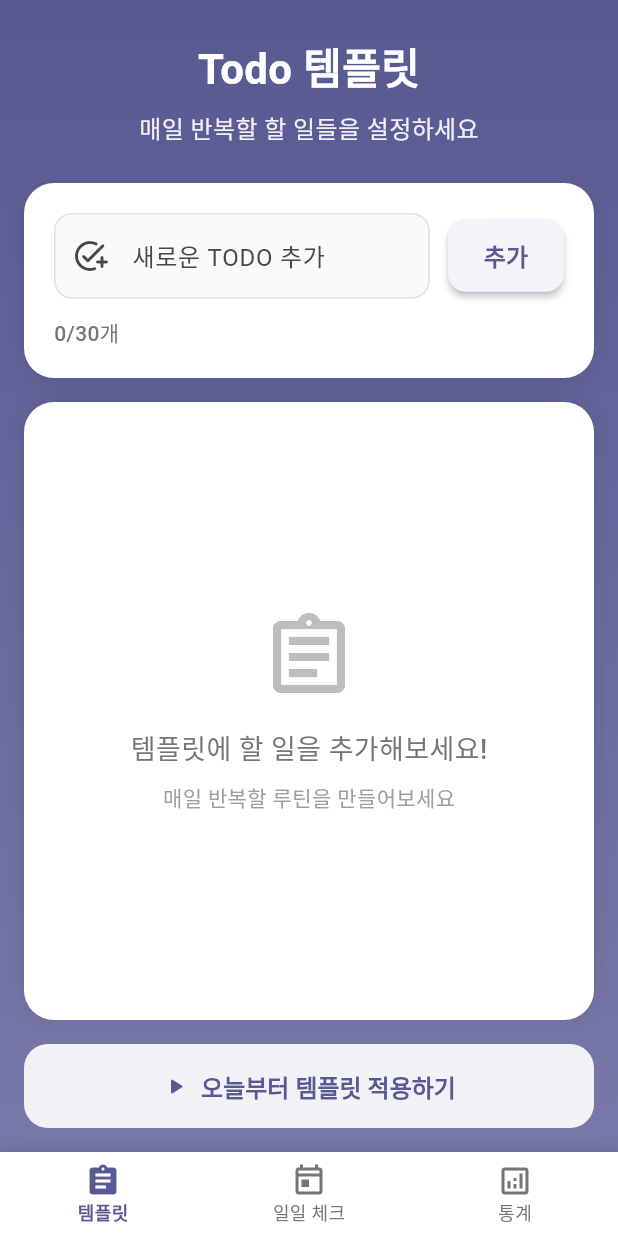
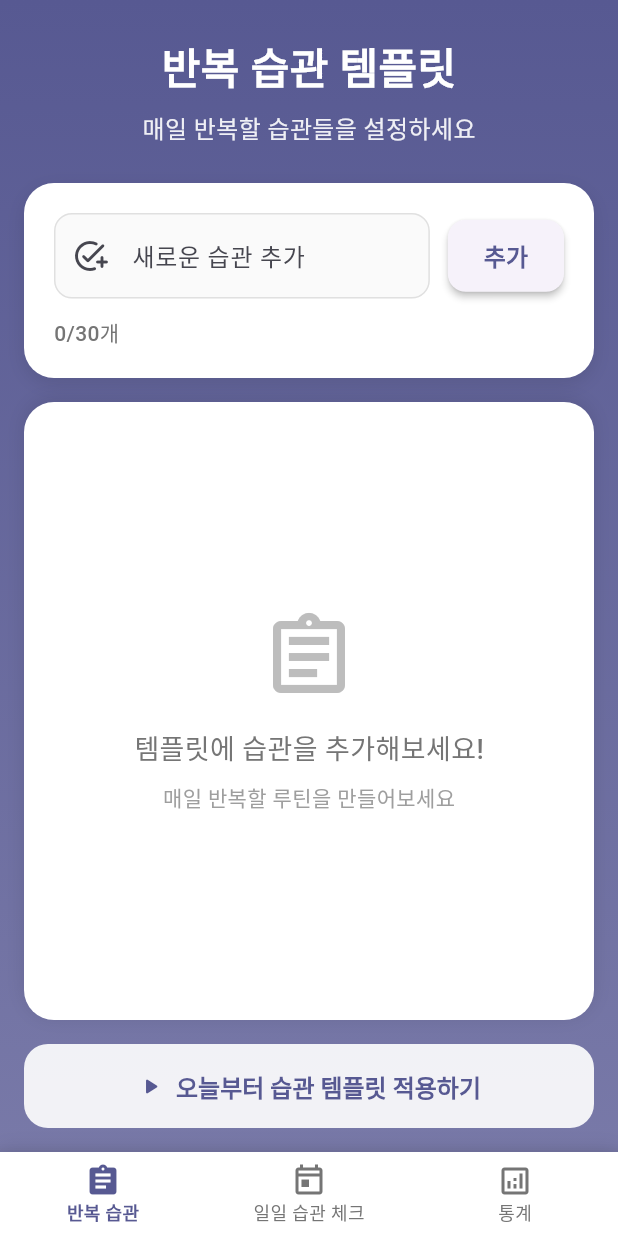
Before and after one commit to wjb127/todo-planner-app, a Flutter app: the screen it shows after launch, on a phone screen of 412 x 824 dp. Run offline on Flutter 3.47's test engine with Material 3 defaults, Android fonts, the phone set to English and light mode, and no system bars; our stand-ins replace fl_chart, google_mobile_ads, in_app_purchase, shared_preferences; missing offline and left inert: in_app_purchase_android, in_app_purchase_storekit; statements that could not run were skipped.

Commit message:
feat: 앱 이름을 습관메이커로 변경 및 모든 UI 텍스트를 습관 중심으로 개선 - Todo에서 습관 관리 앱으로 완전 리브랜딩

```diff
--- a/todo_planner/lib/main.dart
+++ b/todo_planner/lib/main.dart
@@ -22,7 +22,7 @@ class TodoPlannerApp extends StatelessWidget {
   @override
   Widget build(BuildContext context) {
     return MaterialApp(
-      title: 'Todo Planner',
+      title: '습관메이커',
       theme: ThemeData(
         useMaterial3: true,
         colorScheme: ColorScheme.fromSeed(
@@ -188,12 +188,12 @@ class _MainScreenState extends State<MainScreen> with WidgetsBindingObserver {
             BottomNavigationBarItem(
               icon: Icon(Icons.assignment_outlined),
               activeIcon: Icon(Icons.assignment),
-              label: '템플릿',
+              label: '반복 습관',
             ),
             BottomNavigationBarItem(
               icon: Icon(Icons.today_outlined),
               activeIcon: Icon(Icons.today),
-              label: '일일 체크',
+              label: '일일 습관 체크',
             ),
             BottomNavigationBarItem(
               icon: Icon(Icons.analytics_outlined),
--- a/todo_planner/lib/screens/daily_screen.dart
+++ b/todo_planner/lib/screens/daily_screen.dart
@@ -145,7 +145,7 @@ class _DailyScreenState extends State<DailyScreen> {
                 child: Column(
                   children: [
                     const Text(
-                      '일일 체크',
+                      '일일 습관 체크',
                       style: TextStyle(
                         fontSize: 28,
                         fontWeight: FontWeight.bold,
@@ -154,7 +154,7 @@ class _DailyScreenState extends State<DailyScreen> {
                     ),
                     const SizedBox(height: 8),
                     Text(
-                      '오늘의 할 일을 확인하고 체크하세요',
+                      '오늘의 습관을 확인하고 체크하세요',
                       style: TextStyle(
                         fontSize: 16,
                         color: Colors.white.withOpacity(0.9),
--- a/todo_planner/lib/screens/statistics_screen.dart
+++ b/todo_planner/lib/screens/statistics_screen.dart
@@ -198,7 +198,7 @@ class _StatisticsScreenState extends State<StatisticsScreen> {
                       ),
                       const SizedBox(height: 8),
                       Text(
-                        '할 일 완료율과 진행 상황을 확인하세요',
+                        '습관 완료율과 진행 상황을 확인하세요',
                         style: TextStyle(
                           fontSize: 16,
                           color: Colors.white.withOpacity(0.9),
@@ -274,7 +274,7 @@ class _StatisticsScreenState extends State<StatisticsScreen> {
                           ),
                           const SizedBox(height: 8),
                           Text(
-                            '할 일 완료율과 진행 상황을 확인하세요',
+                            '습관 완료율과 진행 상황을 확인하세요',
                             style: TextStyle(
                               fontSize: 16,
                               color: Colors.white.withOpacity(0.9),
@@ -466,7 +466,7 @@ class _StatisticsScreenState extends State<StatisticsScreen> {
                                 ),
                                 const SizedBox(width: 12),
                                 const Text(
-                                  '항목별 완료율',
+                                  '항목별 습관 완료율',
                                   style: TextStyle(
                                     fontSize: 18,
                                     fontWeight: FontWeight.bold,
@@ -739,7 +739,7 @@ class _StatisticsScreenState extends State<StatisticsScreen> {
                                 ),
                                 const SizedBox(height: 16),
                                 const Text(
-                                  '광고 없는 깔끔한 환경에서 Todo를 관리하세요!',
+                                  '광고 없는 깔끔한 환경에서 습관을 관리하세요!',
                                   style: TextStyle(
                                     fontSize: 14,
                                     color: Colors.grey,
--- a/todo_planner/lib/screens/template_screen.dart
+++ b/todo_planner/lib/screens/template_screen.dart
@@ -48,7 +48,7 @@ class _TemplateScreenState extends State<TemplateScreen> {
     });
     _textController.clear();
     _saveTemplate();
-    _showSnackBar('할 일이 추가되었습니다.');
+    _showSnackBar('습관이 추가되었습니다.');
   }
 
   void _removeTodoItem(int index) {
@@ -56,7 +56,7 @@ class _TemplateScreenState extends State<TemplateScreen> {
       _templateItems.removeAt(index);
     });
     _saveTemplate();
-    _showSnackBar('할 일이 삭제되었습니다.');
+    _showSnackBar('습관이 삭제되었습니다.');
   }
 
   void _editTodoItem(int index, String newTitle) {
@@ -64,7 +64,7 @@ class _TemplateScreenState extends State<TemplateScreen> {
       _templateItems[index] = _templateItems[index].copyWith(title: newTitle);
     });
     _saveTemplate();
-    _showSnackBar('할 일이 수정되었습니다.');
+    _showSnackBar('습관이 수정되었습니다.');
   }
 
   void _reorderItems(int oldIndex, int newIndex) {
@@ -81,7 +81,7 @@ class _TemplateScreenState extends State<TemplateScreen> {
 
   Future<void> _applyTemplateFromToday() async {
     if (_templateItems.isEmpty) {
-      _showSnackBar('템플릿에 할 일을 먼저 추가해주세요.', isError: true);
+      _showSnackBar('템플릿에 습관을 먼저 추가해주세요.', isError: true);
       return;
     }
 
@@ -135,11 +135,11 @@ class _TemplateScreenState extends State<TemplateScreen> {
     // 결과 메시지
     String message = '';
     if (todayApplied && futureDaysApplied > 0) {
-      message = '✅ 오늘부터 ${futureDaysApplied + 1}일간 새로운 템플릿이 적용되었습니다!';
+      message = '✅ 오늘부터 ${futureDaysApplied + 1}일간 새로운 습관 템플릿이 적용되었습니다!';
     } else if (todaySkipped && futureDaysApplied > 0) {
-      message = '✅ 오늘은 건너뛰고 내일부터 ${futureDaysApplied}일간 새로운 템플릿이 적용되었습니다!';
+      message = '✅ 오늘은 건너뛰고 내일부터 ${futureDaysApplied}일간 새로운 습관 템플릿이 적용되었습니다!';
     } else if (todayApplied && futureDaysApplied == 0) {
-      message = '✅ 오늘에만 새로운 템플릿이 적용되었습니다!';
+      message = '✅ 오늘에만 새로운 습관 템플릿이 적용되었습니다!';
     } else {
       message = '템플릿 적용에 문제가 발생했습니다.';
     }
@@ -167,14 +167,14 @@ class _TemplateScreenState extends State<TemplateScreen> {
       context: context,
       builder: (context) => AlertDialog(
         title: const Text(
-          '할 일 수정',
+          '습관 수정',
           style: TextStyle(fontWeight: FontWeight.w600),
         ),
         shape: RoundedRectangleBorder(borderRadius: BorderRadius.circular(16)),
         content: TextField(
           controller: controller,
           decoration: const InputDecoration(
-            hintText: '할 일을 입력하세요',
+            hintText: '습관을 입력하세요',
           ),
           autofocus: true,
         ),
@@ -243,7 +243,7 @@ class _TemplateScreenState extends State<TemplateScreen> {
                 child: Column(
                   children: [
                     const Text(
-                      'Todo 템플릿',
+                      '반복 습관 템플릿',
                       style: TextStyle(
                         fontSize: 28,
                         fontWeight: FontWeight.bold,
@@ -252,7 +252,7 @@ class _TemplateScreenState extends State<TemplateScreen> {
                     ),
                     const SizedBox(height: 8),
                     Text(
-                      '매일 반복할 할 일들을 설정하세요',
+                      '매일 반복할 습관들을 설정하세요',
                       style: TextStyle(
                         fontSize: 16,
                         color: Colors.white.withOpacity(0.9),
@@ -285,7 +285,7 @@ class _TemplateScreenState extends State<TemplateScreen> {
                           child: TextField(
                             controller: _textController,
                             decoration: const InputDecoration(
-                              hintText: '새로운 TODO 추가',
+                              hintText: '새로운 습관 추가',
                               prefixIcon: Icon(Icons.add_task_rounded),
                             ),
                             onSubmitted: (_) => _addTodoItem(),
@@ -360,7 +360,7 @@ class _TemplateScreenState extends State<TemplateScreen> {
                               ),
                               const SizedBox(height: 16),
                               Text(
-                                '템플릿에 할 일을 추가해보세요!',
+                                '템플릿에 습관을 추가해보세요!',
                                 style: TextStyle(
                                   fontSize: 18,
                                   color: Colors.grey.shade600,
@@ -497,7 +497,7 @@ class _TemplateScreenState extends State<TemplateScreen> {
                 child: ElevatedButton.icon(
                   onPressed: _applyTemplateFromToday,
                   icon: const Icon(Icons.play_arrow_rounded),
-                  label: const Text('오늘부터 템플릿 적용하기'),
+                  label: const Text('오늘부터 습관 템플릿 적용하기'),
                   style: ElevatedButton.styleFrom(
                     padding: const EdgeInsets.symmetric(vertical: 16),
                     backgroundColor: Colors.white.withOpacity(0.9),
--- a/todo_planner/pubspec.yaml
+++ b/todo_planner/pubspec.yaml
@@ -1,5 +1,5 @@
-name: todo_planner
-description: "A new Flutter project."
+name: habit_maker
+description: "매일 반복하는 습관을 만들고 관리하는 앱입니다."
 # The following line prevents the package from being accidentally published to
 # pub.dev using `flutter pub publish`. This is preferred for private packages.
 publish_to: 'none' # Remove this line if you wish to publish to pub.dev
```
Also changed, not shown: 2 other files.
